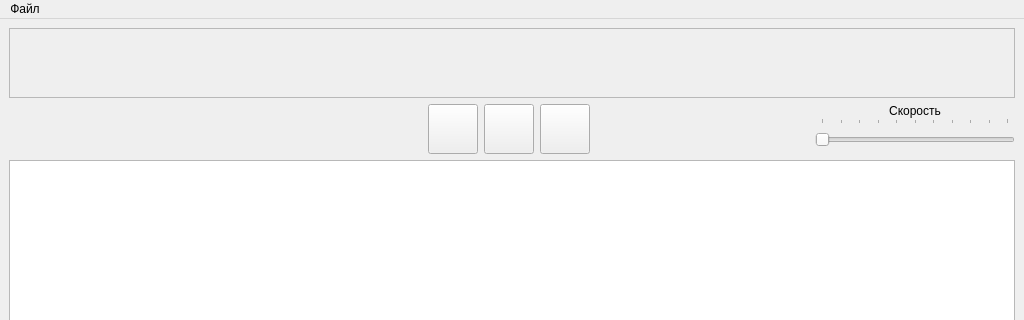
This is src/ui/mainwindow.ui in 0x20cd/turing as Qt 5 draws it before an edit; both pictures show x 0 to 1024 and y 0 to 320 of the 1024 by 640 pixel window. The edited form follows.
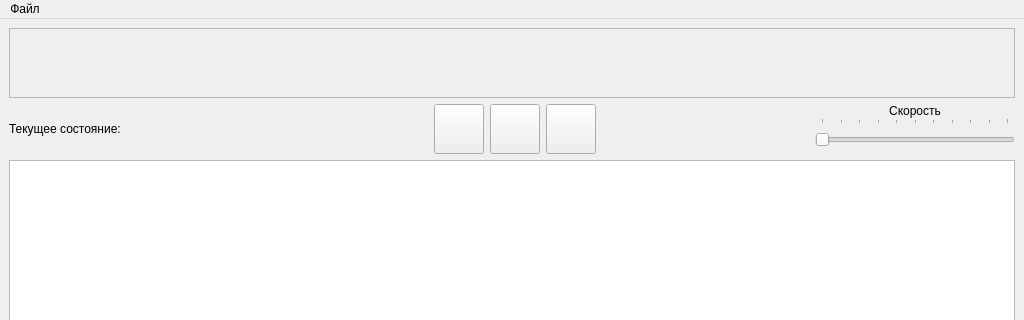
This is the edited form. Icons and pictures are not drawn.

Commit message: show current state

What changed in the file:
```diff
--- a/src/ui/mainwindow.ui
+++ b/src/ui/mainwindow.ui
@@ -24,20 +24,54 @@
     <item row="1" column="0" rowspan="2">
      <layout class="QHBoxLayout" name="horizontalLayout">
       <item>
-       <spacer name="horizontalSpacer_3">
-        <property name="orientation">
-         <enum>Qt::Horizontal</enum>
+       <widget class="QLabel" name="label_2">
+        <property name="sizePolicy">
+         <sizepolicy hsizetype="Fixed" vsizetype="Preferred">
+          <horstretch>0</horstretch>
+          <verstretch>0</verstretch>
+         </sizepolicy>
         </property>
-        <property name="sizeType">
-         <enum>QSizePolicy::Fixed</enum>
+        <property name="minimumSize">
+         <size>
+          <width>120</width>
+          <height>0</height>
+         </size>
         </property>
-        <property name="sizeHint" stdset="0">
+        <property name="maximumSize">
          <size>
-          <width>200</width>
-          <height>20</height>
+          <width>120</width>
+          <height>16777215</height>
          </size>
         </property>
-       </spacer>
+        <property name="text">
+         <string>Текущее состояние:</string>
+        </property>
+       </widget>
+      </item>
+      <item>
+       <widget class="QLabel" name="labelState">
+        <property name="sizePolicy">
+         <sizepolicy hsizetype="Fixed" vsizetype="Preferred">
+          <horstretch>0</horstretch>
+          <verstretch>0</verstretch>
+         </sizepolicy>
+        </property>
+        <property name="minimumSize">
+         <size>
+          <width>80</width>
+          <height>0</height>
+         </size>
+        </property>
+        <property name="maximumSize">
+         <size>
+          <width>80</width>
+          <height>16777215</height>
+         </size>
+        </property>
+        <property name="text">
+         <string/>
+        </property>
+       </widget>
       </item>
       <item>
        <spacer name="horizontalSpacer">
```
The commit also changes 2 other files.
